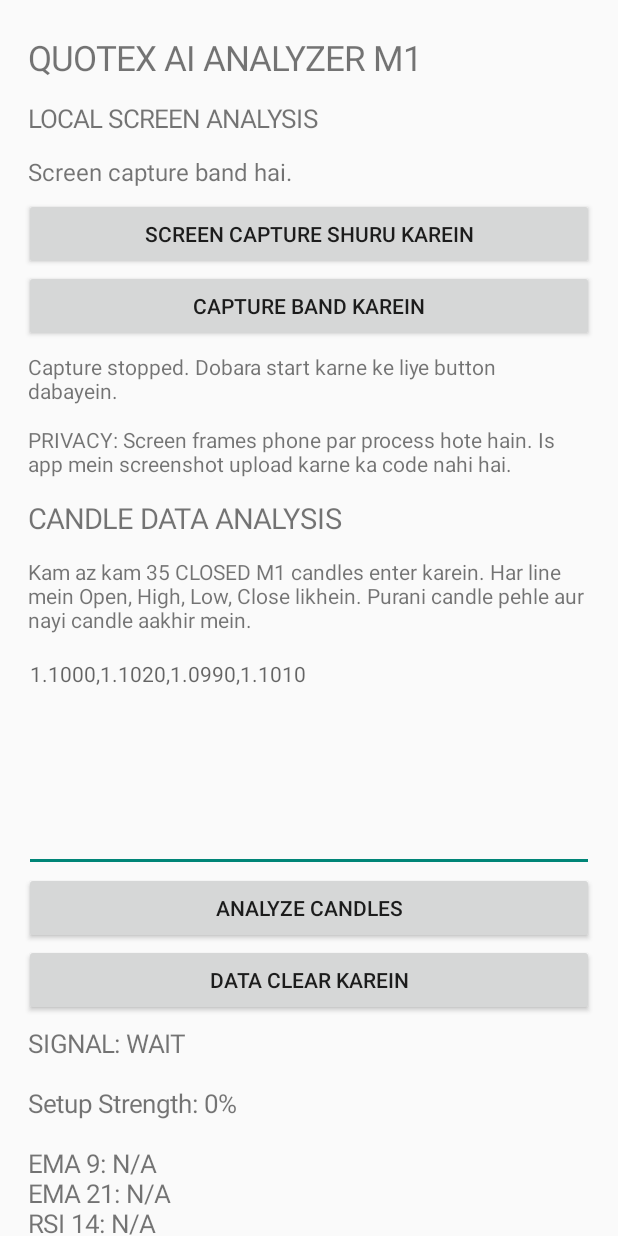
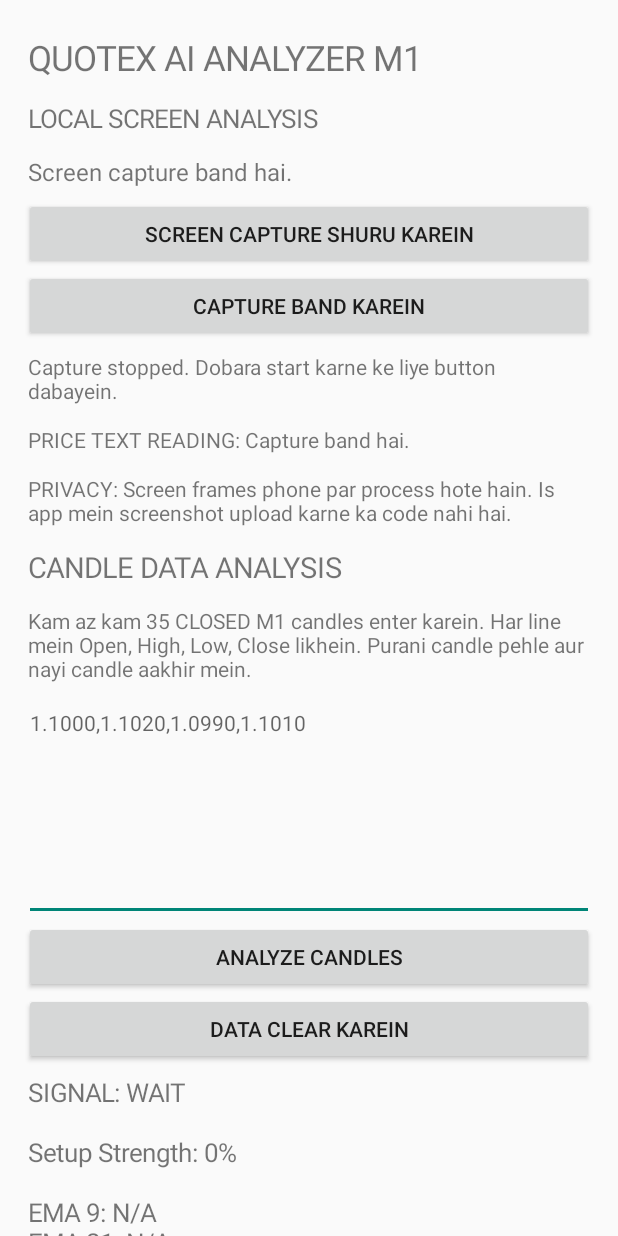
Before and after one commit to lkjadoon37-dev/Quotex-M1-Screen-Analyzer, an Android app: the screen it shows after launch (MainActivity), after a tap on "ANALYZE CANDLES", on a phone screen of 412 x 824 dp. Run offline under Robolectric (Android 15) with nearby library versions, the phone set to English and light mode, and no system bars; 2 other taps on this screen came first.

Commit message:
Update MainActivity.kt

```diff
--- a/app/src/main/java/com/example/quotexm1analyzer/MainActivity.kt
+++ b/app/src/main/java/com/example/quotexm1analyzer/MainActivity.kt
@@ -23,6 +23,7 @@ class MainActivity : Activity() {
 
     private lateinit var status: TextView
     private lateinit var frameInfo: TextView
+    private lateinit var ocrInfo: TextView
     private lateinit var result: TextView
     private lateinit var candleInput: EditText
 
@@ -35,10 +36,51 @@ class MainActivity : Activity() {
             context: Context?,
             intent: Intent?
         ) {
-
             when (intent?.action) {
 
                 ScreenCaptureService.ACTION_FRAME_UPDATE -> {
+
+                    // OCR update is separate from frame-health update.
+                    if (intent.hasExtra(
+                            ScreenCaptureService.EXTRA_OCR_TEXT
+                        )
+                    ) {
+                        val text = intent.getStringExtra(
+                            ScreenCaptureService.EXTRA_OCR_TEXT
+                        ).orEmpty()
+
+                        val numbers = intent.getStringExtra(
+                            ScreenCaptureService.EXTRA_OCR_NUMBERS
+                        ).orEmpty()
+
+                        ocrInfo.text = buildString {
+                            appendLine("PRICE TEXT READING")
+                            appendLine()
+                            appendLine("Detected numbers:")
+                            appendLine(
+                                if (numbers.isBlank()) {
+                                    "Abhi koi number detect nahi hua."
+                                } else {
+                                    numbers
+                                }
+                            )
+                            appendLine()
+                            appendLine("Detected text and screen positions:")
+                            append(
+                                if (text.isBlank()) {
+                                    "Koi text detect nahi hua."
+                                } else {
+                                    text
+                                }
+                            )
+                            appendLine()
+                            appendLine()
+                            append(
+                                "Note: OCR text abhi verified market price ya OHLC nahi hai."
+                            )
+                        }
+                        return
+                    }
 
                     frameCount++
 
@@ -87,14 +129,12 @@ class MainActivity : Activity() {
                         appendLine("Sampled pixels: $pixels")
                         appendLine()
                         append(
-                            "Note: Frames receive ho rahe hain. " +
-                            "Automatic candle recognition abhi tayyar nahi."
+                            "Screen frames phone par locally process ho rahe hain."
                         )
                     }
                 }
 
                 ScreenCaptureService.ACTION_CAPTURE_ERROR -> {
-
                     val message = intent.getStringExtra(
                         ScreenCaptureService.EXTRA_ERROR_MESSAGE
                     ) ?: "Unknown capture error"
@@ -107,7 +147,6 @@ class MainActivity : Activity() {
 
     override fun onCreate(savedInstanceState: Bundle?) {
         super.onCreate(savedInstanceState)
-
         createScreen()
     }
 
@@ -119,7 +158,6 @@ class MainActivity : Activity() {
         }
 
         fun addText(message: String, size: Float): TextView {
-
             val view = TextView(this).apply {
                 text = message
                 textSize = size
@@ -134,21 +172,14 @@ class MainActivity : Activity() {
             label: String,
             action: () -> Unit
         ) {
-
             content.addView(Button(this).apply {
                 text = label
-                setOnClickListener {
-                    action()
-                }
+                setOnClickListener { action() }
             })
         }
 
         addText("QUOTEX AI ANALYZER M1", 23f)
-
-        addText(
-            "LOCAL SCREEN ANALYSIS",
-            17f
-        )
+        addText("LOCAL SCREEN ANALYSIS", 17f)
 
         status = addText(
             "Screen capture band hai.",
@@ -160,21 +191,25 @@ class MainActivity : Activity() {
         }
 
         addButton("CAPTURE BAND KAREIN") {
-
             stopService(
                 Intent(this, ScreenCaptureService::class.java)
             )
 
             status.text = "Screen capture band hai."
-
             frameInfo.text =
                 "Capture stopped. Dobara start karne ke liye button dabayein."
 
+            ocrInfo.text = "PRICE TEXT READING: Capture band hai."
             frameCount = 0
         }
 
         frameInfo = addText(
             "FRAME STATUS: WAITING\nAbhi koi frame receive nahi hua.",
+            14f
+        )
+
+        ocrInfo = addText(
+            "PRICE TEXT READING\nAbhi OCR reading nahi mili.",
             14f
         )
 
@@ -184,10 +219,7 @@ class MainActivity : Activity() {
             14f
         )
 
-        addText(
-            "CANDLE DATA ANALYSIS",
-            19f
-        )
+        addText("CANDLE DATA ANALYSIS", 19f)
 
         addText(
             "Kam az kam 35 CLOSED M1 candles enter karein. " +
@@ -221,14 +253,11 @@ class MainActivity : Activity() {
 
         val scroll = ScrollView(this)
         scroll.addView(content)
-
         setContentView(scroll)
     }
 
     private fun startScreenCapture() {
-
         try {
-
             val manager =
                 getSystemService(MEDIA_PROJECTION_SERVICE)
                     as MediaProjectionManager
@@ -242,44 +271,38 @@ class MainActivity : Activity() {
                 "Screen capture permission ka intezar hai."
 
         } catch (e: Exception) {
-
-            status.text =
-                "Capture start error: ${e.message}"
+            status.text = "Capture start error: ${e.message}"
         }
     }
 
     private fun registerFrameReceiver() {
-
         if (receiverRegistered) return
 
         val filter = IntentFilter().apply {
-            addAction(
-                ScreenCaptureService.ACTION_FRAME_UPDATE
-            )
-
-            addAction(
-                ScreenCaptureService.ACTION_CAPTURE_ERROR
-            )
+            addAction(ScreenCaptureService.ACTION_FRAME_UPDATE)
+            addAction(ScreenCaptureService.ACTION_CAPTURE_ERROR)
         }
 
         if (Build.VERSION.SDK_INT >= 33) {
-
             registerReceiver(
                 frameReceiver,
                 filter,
                 Context.RECEIVER_NOT_EXPORTED
             )
-
         } else {
-
             @Suppress("DEPRECATION")
-            registerReceiver(
-                frameReceiver,
-                filter
-            )
+            registerReceiver(frameReceiver, filter)
         }
 
         receiverRegistered = true
+
+        val previousOcr =
+            ScreenCaptureService.latestOcrText
+
+        if (previousOcr.isNotBlank()) {
+            ocrInfo.text =
+                "PRICE TEXT READING\n$previousOcr"
+        }
     }
 
     override fun onStart() {
@@ -288,7 +311,6 @@ class MainActivity : Activity() {
     }
 
     override fun onStop() {
-
         if (receiverRegistered) {
             unregisterReceiver(frameReceiver)
             receiverRegistered = false
@@ -301,7 +323,6 @@ class MainActivity : Activity() {
         value: Double?,
         decimals: Int
     ): String {
-
         return value?.let {
             String.format(
                 Locale.US,
@@ -312,22 +333,16 @@ class MainActivity : Activity() {
     }
 
     private fun analyzeCandles() {
-
         try {
-
             val lines = candleInput.text.toString()
                 .lines()
-                .filter {
-                    it.isNotBlank()
-                }
+                .filter { it.isNotBlank() }
 
             val candles = lines.mapIndexed { index, line ->
 
                 val values = line.trim()
                     .split(Regex("[,;\\s]+"))
-                    .map {
-                        it.toDouble()
-                    }
+                    .map { it.toDouble() }
 
                 require(values.size == 4) {
                     "Line ${index + 1}: 4 values zaroori hain."
@@ -352,43 +367,24 @@ class MainActivity : Activity() {
                 )
             }
 
-            val analysis =
-                AnalysisEngine.analyze(candles)
+            val analysis = AnalysisEngine.analyze(candles)
 
             result.text = buildString {
-
                 appendLine("SIGNAL: ${analysis.signal}")
                 appendLine()
+                appendLine("Setup Strength: ${analysis.strength}%")
+                appendLine()
+                appendLine("EMA 9: ${formatValue(analysis.ema9, 5)}")
+                appendLine("EMA 21: ${formatValue(analysis.ema21, 5)}")
+                appendLine("RSI 14: ${formatValue(analysis.rsi14, 2)}")
+                appendLine("MACD: ${formatValue(analysis.macd, 6)}")
                 appendLine(
-                    "Setup Strength: ${analysis.strength}%"
+                    "MACD Signal: ${formatValue(analysis.macdSignal, 6)}"
                 )
-                appendLine()
+                appendLine("Support: ${formatValue(analysis.support, 5)}")
                 appendLine(
-                    "EMA 9: ${formatValue(analysis.ema9, 5)}"
+                    "Resistance: ${formatValue(analysis.resistance, 5)}"
                 )
-                appendLine(
-                    "EMA 21: ${formatValue(analysis.ema21, 5)}"
-                )
-                appendLine(
-                    "RSI 14: ${formatValue(analysis.rsi14, 2)}"
-                )
-                appendLine(
-                    "MACD: ${formatValue(analysis.macd, 6)}"
-                )
-                appendLine(
-                    "MACD Signal: ${
-                        formatValue(analysis.macdSignal, 6)
-                    }"
-                )
-                appendLine(
-                    "Support: ${formatValue(analysis.support, 5)}"
-                )
-                appendLine(
-                    "Resistance: ${
-                        formatValue(analysis.resistance, 5)
-                    }"
-                )
-
                 appendLine()
                 appendLine("EXPLANATION:")
 
@@ -398,13 +394,11 @@ class MainActivity : Activity() {
 
                 appendLine()
                 append(
-                    "Strength score win probability nahi hai. " +
-                    "Demo par test karein."
+                    "Strength score win probability nahi hai. Demo par test karein."
                 )
             }
 
         } catch (e: Exception) {
-
             result.text =
                 "Error: ${e.message}\n\n" +
                     "Har candle mein 4 valid OHLC values dein."
@@ -417,27 +411,19 @@ class MainActivity : Activity() {
         resultCode: Int,
         data: Intent?
     ) {
-
-        super.onActivityResult(
-            requestCode,
-            resultCode,
-            data
-        )
+        super.onActivityResult(requestCode, resultCode, data)
 
         if (
             requestCode == captureRequest &&
             resultCode == RESULT_OK &&
             data != null
         ) {
-
             val serviceIntent =
                 Intent(this, ScreenCaptureService::class.java).apply {
-
                     putExtra(
                         ScreenCaptureService.EXTRA_RESULT_CODE,
                         resultCode
                     )
-
                     putExtra(
                         ScreenCaptureService.EXTRA_RESULT_DATA,
                         data
@@ -445,7 +431,6 @@ class MainActivity : Activity() {
                 }
 
             try {
-
                 if (Build.VERSION.SDK_INT >= 26) {
                     startForegroundService(serviceIntent)
                 } else {
@@ -453,23 +438,17 @@ class MainActivity : Activity() {
                 }
 
                 frameCount = 0
-
                 status.text =
                     "Capture permission mil gayi. Frames ka intezar hai."
-
-                frameInfo.text =
-                    "FRAME STATUS: STARTING..."
+                frameInfo.text = "FRAME STATUS: STARTING..."
+                ocrInfo.text = "PRICE TEXT READING: Intezaar hai..."
 
             } catch (e: Exception) {
-
-                status.text =
-                    "Service start error: ${e.message}"
+                status.text = "Service start error: ${e.message}"
             }
 
         } else {
-
-            status.text =
-                "Screen capture permission nahi mili."
+            status.text = "Screen capture permission nahi mili."
         }
     }
 }
```
Lines whose indentation alone changed are shown as unchanged.
